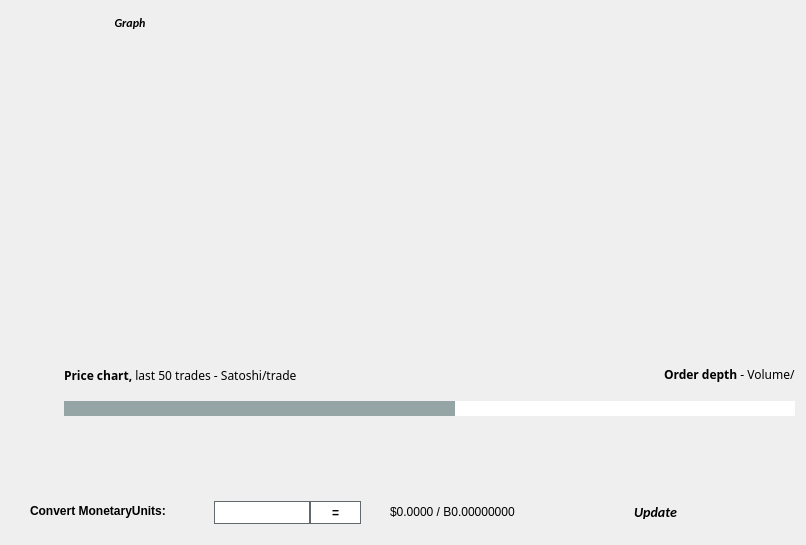
Old version of the form src/qt/forms/exchangebrowser.ui in the repository upgradeadvice/MUE-Src.
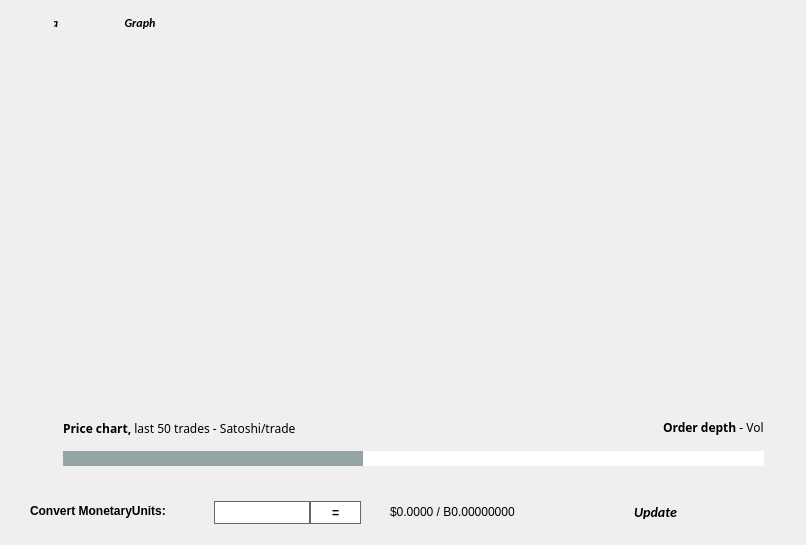
New version of the form. Icons and pictures are not drawn. Custom widgets are drawn as their Qt base class.

The edit to the form file:
```diff
--- a/src/qt/forms/exchangebrowser.ui
+++ b/src/qt/forms/exchangebrowser.ui
@@ -13,12 +13,6 @@
     <height>545</height>
    </rect>
   </property>
-  <property name="sizePolicy">
-   <sizepolicy hsizetype="MinimumExpanding" vsizetype="MinimumExpanding">
-    <horstretch>0</horstretch>
-    <verstretch>0</verstretch>
-   </sizepolicy>
-  </property>
   <property name="windowTitle">
    <string>Digging</string>
   </property>
@@ -81,7 +75,7 @@
       <widget class="QTabWidget" name="tabWidgetBittrex">
        <property name="geometry">
         <rect>
-         <x>-60</x>
+         <x>-50</x>
          <y>0</y>
          <width>801</width>
          <height>471</height>
@@ -787,7 +781,7 @@
            <x>10</x>
            <y>0</y>
            <width>791</width>
-           <height>391</height>
+           <height>431</height>
           </rect>
          </property>
          <property name="styleSheet">
@@ -796,10 +790,10 @@
          <widget class="QScrollArea" name="scrollAreaBittrex">
           <property name="geometry">
            <rect>
-            <x>60</x>
+            <x>49</x>
             <y>-10</y>
-            <width>800</width>
-            <height>381</height>
+            <width>701</width>
+            <height>431</height>
            </rect>
           </property>
           <property name="styleSheet">
@@ -820,10 +814,10 @@
           <widget class="QWidget" name="scrollAreaWidgetContentsBittrex">
            <property name="geometry">
             <rect>
-             <x>-835</x>
+             <x>0</x>
              <y>0</y>
              <width>1635</width>
-             <height>366</height>
+             <height>416</height>
             </rect>
            </property>
            <property name="minimumSize">
@@ -839,7 +833,7 @@
             <property name="geometry">
              <rect>
               <x>0</x>
-              <y>330</y>
+              <y>383</y>
               <width>311</width>
               <height>21</height>
              </rect>
@@ -854,7 +848,7 @@
               <x>0</x>
               <y>10</y>
               <width>551</width>
-              <height>311</height>
+              <height>361</height>
              </rect>
             </property>
             <property name="styleSheet">
@@ -867,7 +861,7 @@
               <x>550</x>
               <y>10</y>
               <width>531</width>
-              <height>311</height>
+              <height>361</height>
              </rect>
             </property>
             <property name="styleSheet">
@@ -878,7 +872,7 @@
             <property name="geometry">
              <rect>
               <x>600</x>
-              <y>330</y>
+              <y>383</y>
               <width>211</width>
               <height>20</height>
              </rect>
```
